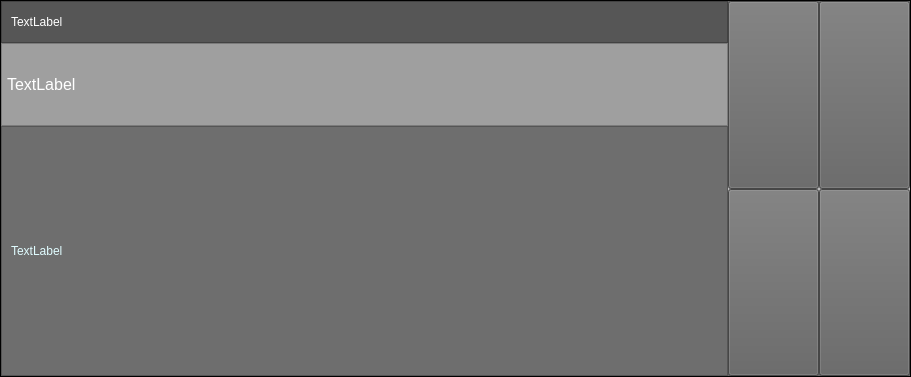
projectmagpy/MagPy, file bin/core/gui/left_l_item.ui: the form before one commit.
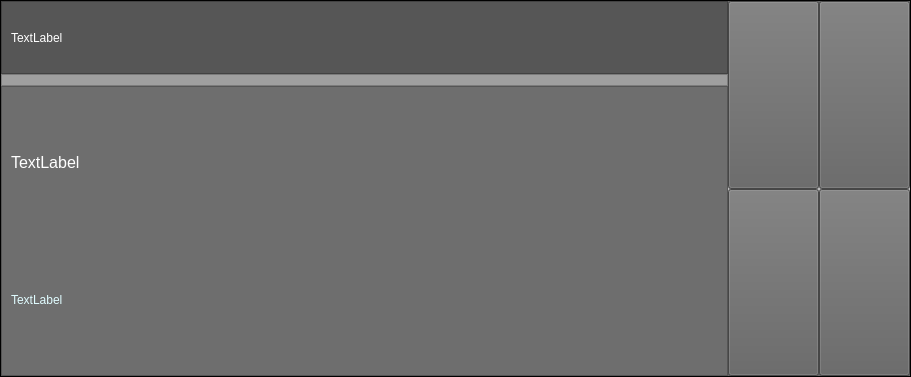
The form after the commit. Icons and pictures are not drawn.

The edit to the form file:
```diff
--- a/bin/core/gui/left_l_item.ui
+++ b/bin/core/gui/left_l_item.ui
@@ -37,7 +37,7 @@
      <property name="frameShadow">
       <enum>QFrame::Plain</enum>
      </property>
-     <layout class="QVBoxLayout" name="verticalLayout_2" stretch="5,10,30">
+     <layout class="QVBoxLayout" name="verticalLayout_2" stretch="500,1,2000">
       <property name="spacing">
        <number>0</number>
       </property>
@@ -87,6 +87,22 @@
          <property name="margin">
           <number>5</number>
          </property>
+        </layout>
+       </widget>
+      </item>
+      <item>
+       <widget class="QFrame" name="frame_5">
+        <property name="styleSheet">
+         <string notr="true">background-color: rgb(110, 110, 110);
+color: rgb(224, 252, 255);</string>
+        </property>
+        <property name="frameShape">
+         <enum>QFrame::StyledPanel</enum>
+        </property>
+        <property name="frameShadow">
+         <enum>QFrame::Raised</enum>
+        </property>
+        <layout class="QVBoxLayout" name="verticalLayout_3">
          <item>
           <widget class="QLabel" name="label">
            <property name="font">
@@ -102,22 +118,6 @@
            </property>
           </widget>
          </item>
-        </layout>
-       </widget>
-      </item>
-      <item>
-       <widget class="QFrame" name="frame_5">
-        <property name="styleSheet">
-         <string notr="true">background-color: rgb(110, 110, 110);
-color: rgb(224, 252, 255);</string>
-        </property>
-        <property name="frameShape">
-         <enum>QFrame::StyledPanel</enum>
-        </property>
-        <property name="frameShadow">
-         <enum>QFrame::Raised</enum>
-        </property>
-        <layout class="QVBoxLayout" name="verticalLayout_3">
          <item>
           <widget class="QLabel" name="desc">
            <property name="text">
```
Left out of the diff: 2 changed lines with no effect on the pictures.
